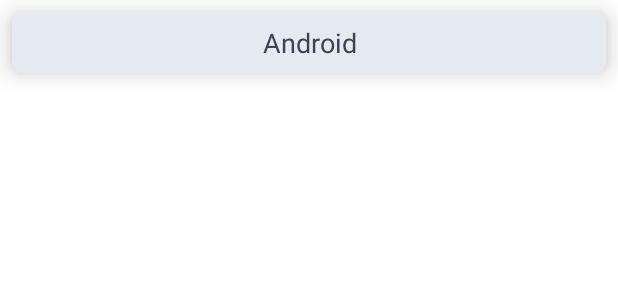
After one commit to mrwhoknows55/csgeeks-blog-app, an Android app: the layout item_categories.xml on its own in the app's theme, with its tools: preview values and no code run, on a phone screen of 412 x 824 dp. The commit adds this screen. Shown: the top 300 px of the screen. Run offline under Robolectric (Android 15) with nearby library versions, the phone set to English and light mode, and no system bars.

Commit message:
added categories

```diff
--- /dev/null
+++ b/app/src/main/res/layout/item_categories.xml
@@ -0,0 +1,23 @@
+<?xml version="1.0" encoding="utf-8"?>
+<com.google.android.material.card.MaterialCardView xmlns:android="http://schemas.android.com/apk/res/android"
+    xmlns:app="http://schemas.android.com/apk/res-auto"
+    xmlns:tools="http://schemas.android.com/tools"
+    android:layout_width="match_parent"
+    android:layout_height="wrap_content"
+    android:layout_margin="8dp"
+    app:cardCornerRadius="8dp"
+    app:cardElevation="10dp">
+
+    <TextView
+        android:id="@+id/tvCategoryName"
+        android:layout_width="match_parent"
+        android:layout_height="wrap_content"
+        android:background="@color/colorBackgroundDark2"
+        android:gravity="center"
+        android:paddingHorizontal="16dp"
+        android:paddingVertical="8dp"
+        android:textColor="@color/colorTextPrimary"
+        android:textSize="18sp"
+        tools:text="Android" />
+
+</com.google.android.material.card.MaterialCardView>
--- a/app/src/main/res/navigation/blog_nav_graph.xml
+++ b/app/src/main/res/navigation/blog_nav_graph.xml
@@ -60,4 +60,8 @@
             app:popUpTo="@id/articlesListFragment"
             app:popUpToInclusive="true" />
     </fragment>
+    <fragment
+        android:id="@+id/articlesCategoriesFragment"
+        android:name="com.mrwhoknows.csgeeks.ui.ArticlesCategoriesFragment"
+        android:label="Categories" />
 </navigation>
```
Also changed, not shown: app/src/main/java/com/mrwhoknows/csgeeks/MainActivity.kt (+0 -13 lines), app/src/main/java/com/mrwhoknows/csgeeks/adapter/CategoryAdapter.kt (added, +30 -0 lines), app/src/main/java/com/mrwhoknows/csgeeks/ui/ArticleFragment.kt (+12 -14 lines), app/src/main/java/com/mrwhoknows/csgeeks/ui/ArticlesCategoriesFragment.kt (added, +45 -0 lines), app/src/main/res/layout/fragment_article.xml (+13 -76 lines), app/src/main/res/layout/fragment_categories.xml (added, +17 -0 lines), app/src/main/res/menu/nav_drawer_menu.xml (+5 -2 lines).
